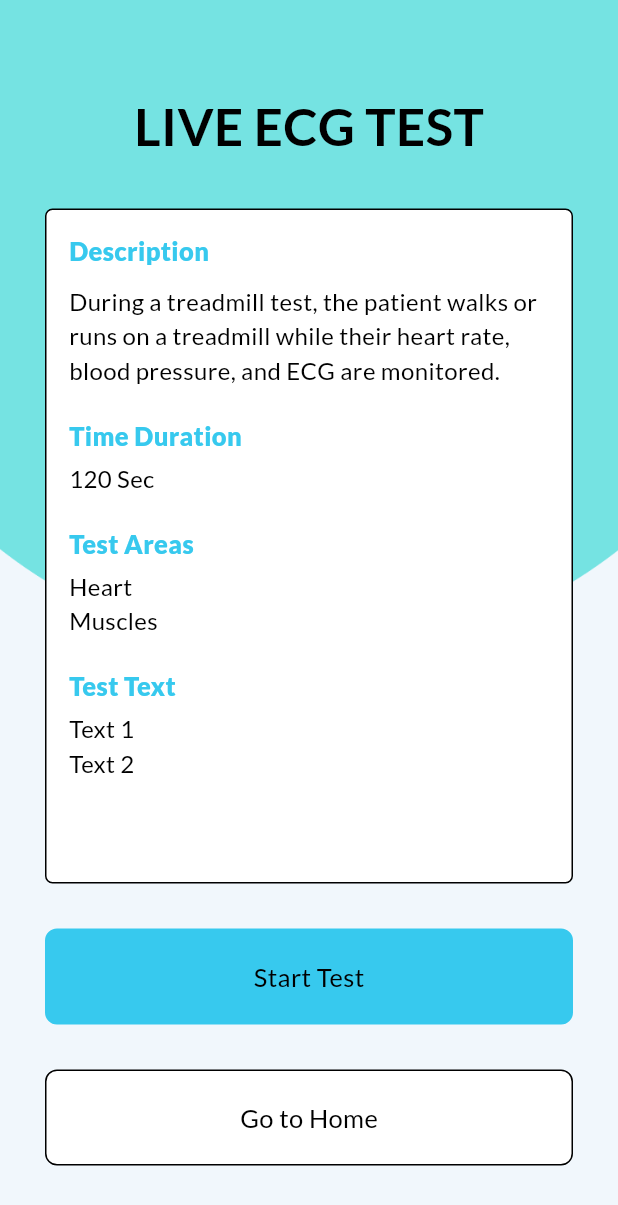
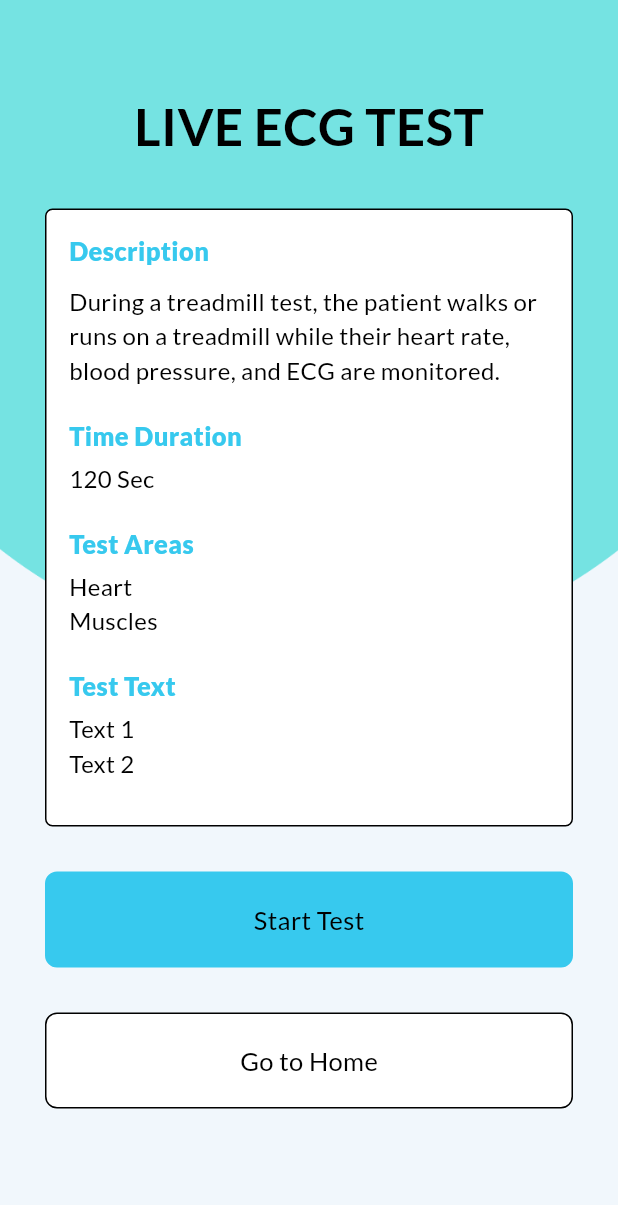
Before and after one commit to software-mecklin/cardiac-care, a Flutter app: the LiveECG screen opened directly, on a phone screen of 412 x 824 dp. Shown: the top 1205 px of the screen. Run offline on Flutter 3.47's test engine with Material 2 defaults, Android fonts, the light colour scheme and no system bars; our stand-ins replace google_fonts, group_button, hexcolor, page_transition, smooth_page_indicator.

Commit message:
Solved Renderflex Error

```diff
--- a/lib/pages/test_pages/clinical_ecg_test_page.dart
+++ b/lib/pages/test_pages/clinical_ecg_test_page.dart
@@ -40,7 +40,7 @@ class _ClinicalECGState extends State<ClinicalECG> {
                 height: 30,
               ),
               Container(
-                height: 450,
+                height: MediaQuery.of(context).size.height / 2,
                 width: MediaQuery.of(context).size.width - 60,
                 decoration: BoxDecoration(
                     border: Border.all(
@@ -50,6 +50,8 @@ class _ClinicalECGState extends State<ClinicalECG> {
                     color: Colors.white),
                 child: Padding(
                   padding: const EdgeInsets.all(15.0),
+                  child: SingleChildScrollView(
+                    physics: PageScrollPhysics(),
                     child: Column(
                       crossAxisAlignment: CrossAxisAlignment.start,
                       children: [
@@ -101,6 +103,7 @@ class _ClinicalECGState extends State<ClinicalECG> {
                     ),
                   ),
                 ),
+              ),
               SizedBox(
                 height: 30,
               ),
--- a/lib/pages/test_pages/live_ecg_test_page.dart
+++ b/lib/pages/test_pages/live_ecg_test_page.dart
@@ -40,7 +40,7 @@ class _LiveECGState extends State<LiveECG> {
                 height: 30,
               ),
               Container(
-                    height: 450,
+                height: MediaQuery.of(context).size.height / 2,
                 width: MediaQuery.of(context).size.width - 60,
                 decoration: BoxDecoration(
                     border: Border.all(
@@ -50,6 +50,8 @@ class _LiveECGState extends State<LiveECG> {
                     color: Colors.white),
                 child: Padding(
                   padding: const EdgeInsets.all(15.0),
+                  child: SingleChildScrollView(
+                    physics: PageScrollPhysics(),
                     child: Column(
                       crossAxisAlignment: CrossAxisAlignment.start,
                       children: [
@@ -60,10 +62,17 @@ class _LiveECGState extends State<LiveECG> {
                               fontSize: 17,
                               color: HexColor("#37C9EE")),
                         ),
-                          SizedBox(height: 10,),
-                          Text("During a treadmill test, the patient walks or\nruns on a treadmill while their heart rate,\nblood pressure, and ECG are monitored.",style: GoogleFonts.lato(fontSize: 16,fontWeight: FontWeight.w400),
+                        SizedBox(
+                          height: 10,
                         ),
-                          SizedBox(height: 20,),
+                        Text(
+                          "During a treadmill test, the patient walks or\nruns on a treadmill while their heart rate,\nblood pressure, and ECG are monitored.",
+                          style: GoogleFonts.lato(
+                              fontSize: 16, fontWeight: FontWeight.w400),
+                        ),
+                        SizedBox(
+                          height: 20,
+                        ),
                         Text(
                           "Time Duration",
                           style: GoogleFonts.lato(
@@ -71,11 +80,17 @@ class _LiveECGState extends State<LiveECG> {
                               fontSize: 17,
                               color: HexColor("#37C9EE")),
                         ),
-                          SizedBox(height: 5,),
-                          Text("120 Sec",style: GoogleFonts.lato(fontSize: 16,fontWeight: FontWeight.w400),
-
+                        SizedBox(
+                          height: 5,
                         ),
-                          SizedBox(height: 20,),
+                        Text(
+                          "120 Sec",
+                          style: GoogleFonts.lato(
+                              fontSize: 16, fontWeight: FontWeight.w400),
+                        ),
+                        SizedBox(
+                          height: 20,
+                        ),
                         Text(
                           "Test Areas",
                           style: GoogleFonts.lato(
@@ -83,10 +98,17 @@ class _LiveECGState extends State<LiveECG> {
                               fontSize: 17,
                               color: HexColor("#37C9EE")),
                         ),
-                          SizedBox(height: 5,),
-                          Text("Heart \nMuscles",style: GoogleFonts.lato(fontSize: 16,fontWeight: FontWeight.w400),
+                        SizedBox(
+                          height: 5,
                         ),
-                          SizedBox(height: 20,),
+                        Text(
+                          "Heart \nMuscles",
+                          style: GoogleFonts.lato(
+                              fontSize: 16, fontWeight: FontWeight.w400),
+                        ),
+                        SizedBox(
+                          height: 20,
+                        ),
                         Text(
                           "Test Text",
                           style: GoogleFonts.lato(
@@ -94,10 +116,16 @@ class _LiveECGState extends State<LiveECG> {
                               fontSize: 17,
                               color: HexColor("#37C9EE")),
                         ),
-                          SizedBox(height: 5,),
-                          Text("Text 1 \nText 2",style: GoogleFonts.lato(fontSize: 16,fontWeight: FontWeight.w400),
+                        SizedBox(
+                          height: 5,
+                        ),
+                        Text(
+                          "Text 1 \nText 2",
+                          style: GoogleFonts.lato(
+                              fontSize: 16, fontWeight: FontWeight.w400),
                         ),
                       ],
+                    ),
                   ),
                 ),
               ),
--- a/lib/pages/test_pages/treadmill_test_page.dart
+++ b/lib/pages/test_pages/treadmill_test_page.dart
@@ -40,7 +40,7 @@ class _TreadmillTestState extends State<TreadmillTest> {
                     height: 30,
                   ),
                   Container(
-                    height: 470,
+                    height: MediaQuery.of(context).size.height / 2,
                     width: MediaQuery.of(context).size.width - 60,
                     decoration: BoxDecoration(
                         border: Border.all(
@@ -50,6 +50,8 @@ class _TreadmillTestState extends State<TreadmillTest> {
                         color: Colors.white),
                     child: Padding(
                       padding: const EdgeInsets.all(15.0),
+                      child: SingleChildScrollView(
+                        physics: PageScrollPhysics(),
                         child: Column(
                           crossAxisAlignment: CrossAxisAlignment.start,
                           children: [
@@ -101,6 +103,7 @@ class _TreadmillTestState extends State<TreadmillTest> {
                         ),
                       ),
                     ),
+                  ),
                   SizedBox(
                     height: 30,
                   ),
```
Lines whose indentation alone changed are shown as unchanged.
